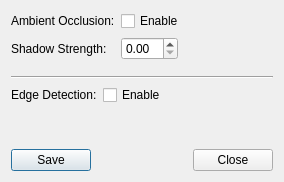
Before: the Qt Designer form avogadro/renderingdialog.ui in OpenChemistry/avogadroapp, drawn with Qt 5.
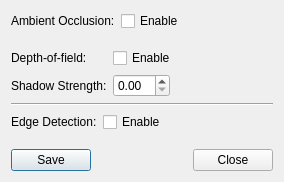
After: the same form once the commit is applied.

Commit message: Depth-blur feature

```diff
--- a/avogadro/renderingdialog.ui
+++ b/avogadro/renderingdialog.ui
@@ -56,7 +56,43 @@
        </item>
       </layout>
      </item>
+     <!-- Will correct this one -->
+    </layout> 
+   </item>
+   <item>
+    <layout class="QFormLayout" name="formLayout2">
+     <item row="1" column="0">
+      <widget class="QLabel" name="label_2">
+       <property name="text">
+        <string>Depth-of-field:</string>
+       </property>
+      </widget>
+     </item>
      <item row="1" column="1">
+      <layout class="QHBoxLayout" name="horizontalLayout2">
+       <item>
+        <widget class="QCheckBox" name="dofEnableCheckBox">
+         <property name="text">
+          <string>Enable</string>
+         </property>
+        </widget>
+       </item>
+       <item>
+        <spacer name="horizontalSpacer2">
+         <property name="orientation">
+          <enum>Qt::Horizontal</enum>
+         </property>
+         <property name="sizeHint" stdset="0">
+          <size>
+           <width>40</width>
+           <height>20</height>
+          </size>
+         </property>
+        </spacer>
+       </item>
+      </layout>
+     </item>
+     <item row="2" column="1">
       <layout class="QHBoxLayout" name="horizontalLayout_2">
        <item>
         <widget class="QDoubleSpinBox" name="aoStrengthDoubleSpinBox"/>
@@ -76,14 +112,14 @@
        </item>
       </layout>
      </item>
-     <item row="1" column="0">
+     <item row="2" column="0">
       <widget class="QLabel" name="label">
        <property name="text">
         <string>Shadow Strength:</string>
        </property>
       </widget>
      </item>
-    </layout>
+    </layout> 
    </item>
    <item>
     <widget class="Line" name="line">
```
Left out of the diff: 2 changed lines with no effect on the pictures. The commit also changes 2 other files.
